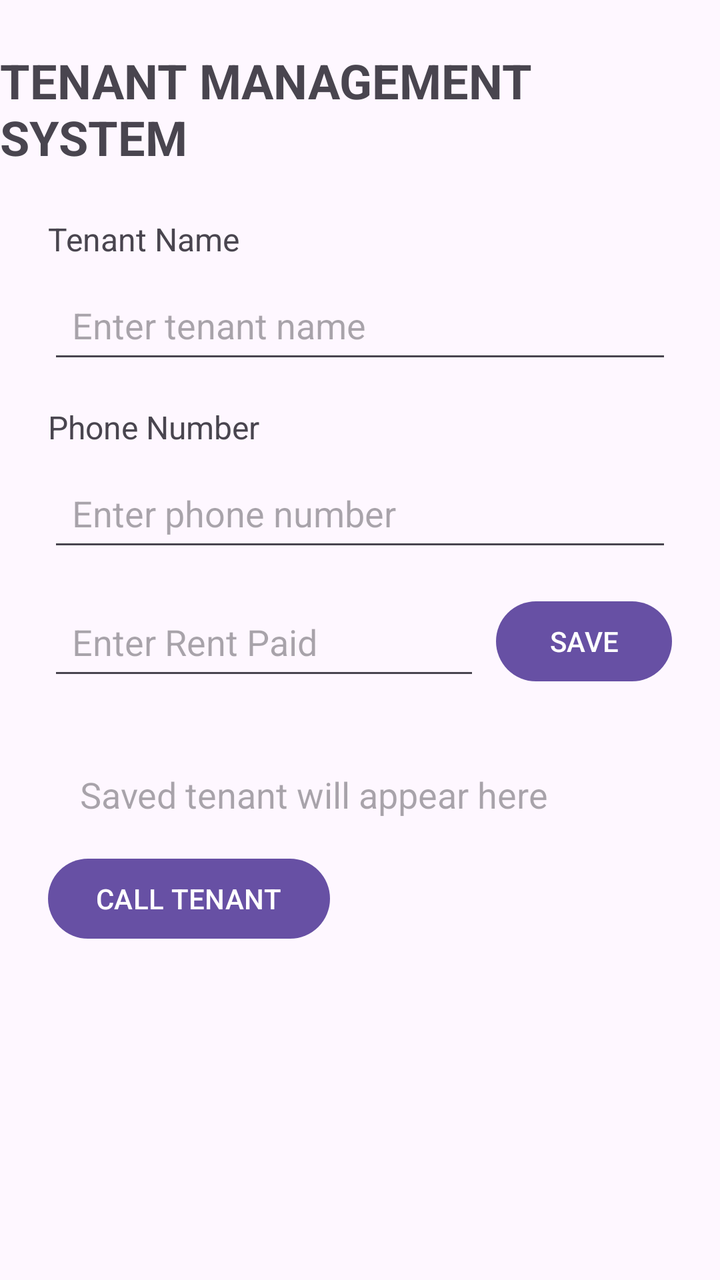
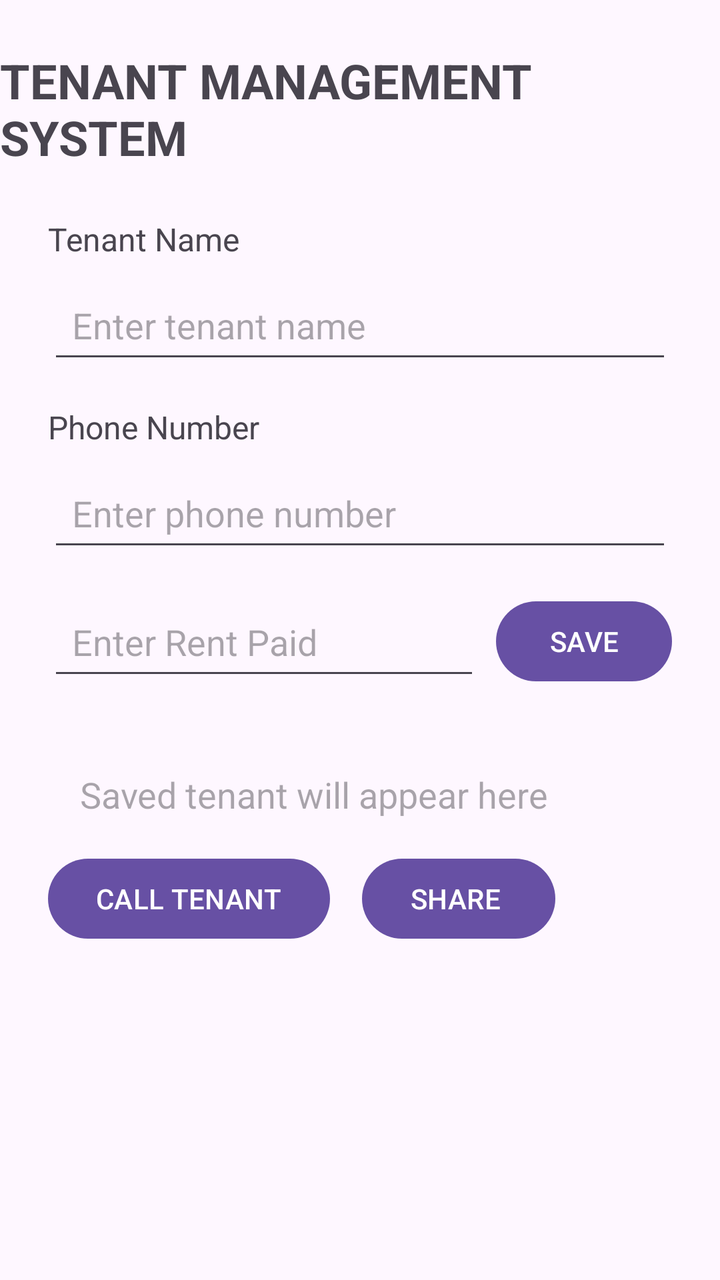

An Android layout rendered at two revisions. The XML below is the earlier revision; the diff shows what the commit changed to produce the second picture.
<!-- AndroidManifest.xml: application theme Theme.TenantManagementSystem -->
<!-- res/layout/activity_main.xml -->
<?xml version="1.0" encoding="utf-8"?>
<layout xmlns:android="http://schemas.android.com/apk/res/android"
    xmlns:app="http://schemas.android.com/apk/res-auto"
    xmlns:tools="http://schemas.android.com/tools">

    <data>
        <variable
            name="tenant"
            type="com.example.tenantmanagementsystem.Tenant" />

    </data>

    <androidx.constraintlayout.widget.ConstraintLayout
        android:layout_width="match_parent"
        android:layout_height="match_parent"
        tools:ignore="ExtraText">

        <TextView
            android:id="@+id/titleTextView"
            android:layout_width="wrap_content"
            android:layout_height="wrap_content"
            android:text="TENANT MANAGEMENT SYSTEM"
            android:textSize="24sp"
            android:textStyle="bold"
            android:layout_marginTop="24dp"
            app:layout_constraintTop_toTopOf="parent"
            app:layout_constraintStart_toStartOf="parent"
            app:layout_constraintEnd_toEndOf="parent" />

        <TextView
            android:id="@+id/tenantNameLabel"
            android:layout_width="wrap_content"
            android:layout_height="wrap_content"
            android:text="Tenant Name"
            android:textSize="16sp"
            android:layout_marginTop="24dp"
            android:layout_marginStart="24dp"
            app:layout_constraintTop_toBottomOf="@id/titleTextView"
            app:layout_constraintStart_toStartOf="parent" />

        <EditText
            android:id="@+id/tenantNameEditText"
            android:layout_width="0dp"
            android:layout_height="wrap_content"
            android:hint="Enter tenant name"
            android:minHeight="48dp"
            android:padding="12dp"
            android:layout_marginTop="8dp"

            android:layout_marginStart="24dp"
            android:layout_marginEnd="24dp"
            app:layout_constraintTop_toBottomOf="@id/tenantNameLabel"
            app:layout_constraintStart_toStartOf="parent"
            app:layout_constraintEnd_toEndOf="parent" />

        <TextView
            android:id="@+id/phoneLabel"
            android:layout_width="wrap_content"
            android:layout_height="wrap_content"
            android:text="Phone Number"
            android:textSize="16sp"
            android:layout_marginTop="16dp"
            android:layout_marginStart="24dp"
            app:layout_constraintTop_toBottomOf="@id/tenantNameEditText"
            app:layout_constraintStart_toStartOf="parent" />

        <EditText
            android:id="@+id/phoneEditText"
            android:layout_width="0dp"
            android:layout_height="wrap_content"
            android:hint="Enter phone number"
            android:inputType="phone"
            android:minHeight="48dp"
            android:padding="12dp"
            android:layout_marginTop="8dp"
            android:layout_marginStart="24dp"
            android:layout_marginEnd="24dp"
            app:layout_constraintTop_toBottomOf="@id/phoneLabel"
            app:layout_constraintStart_toStartOf="parent"
            app:layout_constraintEnd_toEndOf="parent" />

        <EditText
            android:id="@+id/rentEditText"
            android:layout_width="0dp"
            android:layout_height="wrap_content"
            android:hint="Enter Rent Paid"
            android:inputType="numberDecimal"
            android:minHeight="48dp"
            android:padding="12dp"
            android:layout_marginStart="24dp"
            android:layout_marginTop="16dp"
            android:layout_marginEnd="8dp"
            app:layout_constraintTop_toBottomOf="@id/phoneEditText"
            app:layout_constraintStart_toStartOf="parent"
            app:layout_constraintEnd_toStartOf="@id/saveButton" />

        <Button
            android:id="@+id/saveButton"
            android:layout_width="wrap_content"
            android:layout_height="wrap_content"
            android:text="SAVE"
            android:layout_marginEnd="24dp"
            app:layout_constraintTop_toTopOf="@id/rentEditText"
            app:layout_constraintEnd_toEndOf="parent" />

        <TextView
            android:id="@+id/tenantResultTextView"
            android:layout_width="0dp"
            android:layout_height="wrap_content"
            android:text="@{tenant.summary()}"
            android:hint="Saved tenant will appear here"
            android:textSize="18sp"
            android:padding="16dp"
            android:layout_margin="24dp"
            app:layout_constraintTop_toBottomOf="@id/rentEditText"
            app:layout_constraintStart_toStartOf="parent"
            app:layout_constraintEnd_toEndOf="parent" />

        <Button
            android:id="@+id/callButton"
            android:layout_width="wrap_content"
            android:layout_height="wrap_content"
            android:text="CALL TENANT"
            android:layout_marginStart="24dp"
            app:layout_constraintTop_toBottomOf="@id/tenantResultTextView"
            app:layout_constraintStart_toStartOf="parent" />
    </androidx.constraintlayout.widget.ConstraintLayout>
</layout>
<!-- resources referenced by this layout -->
<resources>
  <style name="Theme.TenantManagementSystem" parent="Base.Theme.TenantManagementSystem" />
  <style name="Base.Theme.TenantManagementSystem" parent="Theme.Material3.DayNight.NoActionBar">
          
          
      </style>
</resources>

<!-- the commit's change to res/layout/activity_main.xml (unified diff, before → after) -->
@@ -124,5 +124,13 @@
             android:layout_marginStart="24dp"
             app:layout_constraintTop_toBottomOf="@id/tenantResultTextView"
             app:layout_constraintStart_toStartOf="parent" />
+        <Button
+            android:id="@+id/shareButton"
+            android:layout_width="wrap_content"
+            android:layout_height="wrap_content"
+            android:text="SHARE "
+            android:layout_marginStart="16dp"
+            app:layout_constraintTop_toBottomOf="@id/tenantResultTextView"
+            app:layout_constraintStart_toEndOf="@id/callButton" />
     </androidx.constraintlayout.widget.ConstraintLayout>
 </layout>
